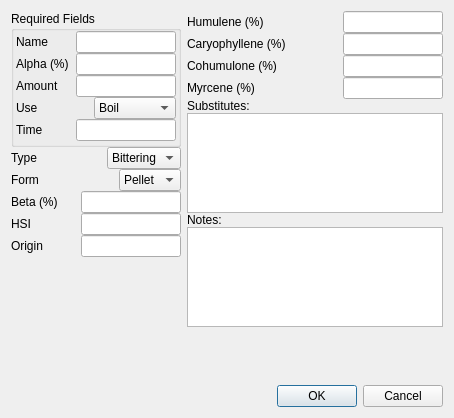
Brewtarget/brewtarget, file ui/hopEditor.ui: the form before one commit.
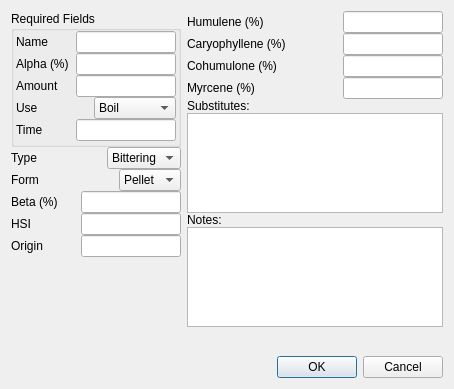
The form after the commit.

```diff
--- a/ui/hopEditor.ui
+++ b/ui/hopEditor.ui
@@ -1,12 +1,12 @@
 <ui version="4.0" >
  <class>hopEditor</class>
- <widget class="QDialog" name="hopEditor" >
-  <property name="geometry" >
+ <widget class="QDialog" name="hopEditor">
+  <property name="geometry">
    <rect>
     <x>0</x>
     <y>0</y>
     <width>454</width>
-    <height>418</height>
+    <height>389</height>
    </rect>
   </property>
   <property name="sizePolicy" >
```
Left out of the diff: 421 changed lines with no effect on the pictures.
